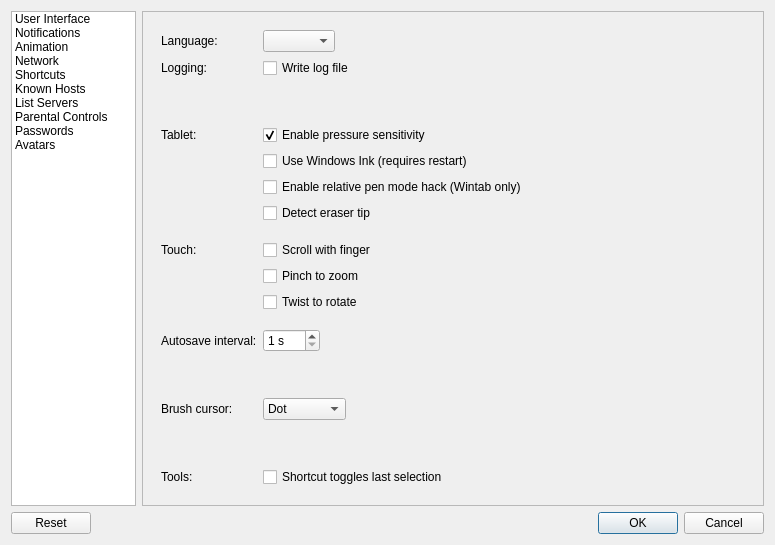
First picture: the form in src/desktop/ui/settings.ui, repository drawpile/Drawpile, before the edit.
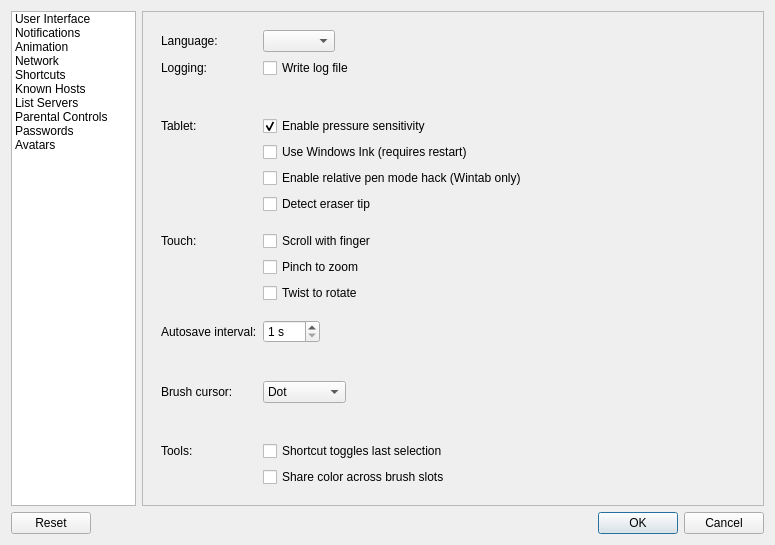
Second picture: the form after the edit. Icons and pictures are not drawn.

Commit message:
Add option to share color across all brush slots
Issue #719

What changed in the file:
```diff
--- a/src/desktop/ui/settings.ui
+++ b/src/desktop/ui/settings.ui
@@ -310,6 +310,13 @@
               </property>
              </widget>
             </item>
+            <item row="20" column="1">
+             <widget class="QCheckBox" name="shareBrushSlotColor">
+              <property name="text">
+               <string>Share color across brush slots</string>
+              </property>
+             </widget>
+            </item>
            </layout>
           </widget>
           <widget class="QWidget" name="page_2">
```
Lines whose indentation alone changed are shown as unchanged. The commit also changes 7 other files.
